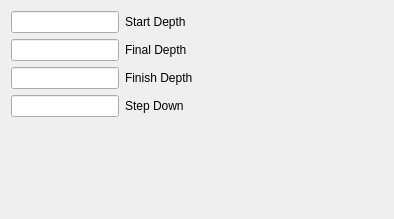
Old version of the form src/Mod/Path/Gui/Resources/panels/PageDepthsEdit.ui in the repository berndhahnebach/All_FreeCAD.
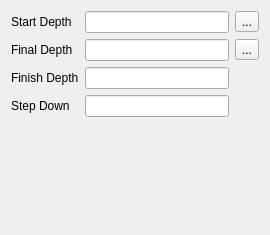
New version of the form. Icons and pictures are not drawn. Custom widgets are drawn as their Qt base class.

Commit message: Added buttons to use Z level of current selection for start or final depth.

Patch:
```diff
--- a/src/Mod/Path/Gui/Resources/panels/PageDepthsEdit.ui
+++ b/src/Mod/Path/Gui/Resources/panels/PageDepthsEdit.ui
@@ -6,70 +6,105 @@
    <rect>
     <x>0</x>
     <y>0</y>
-    <width>394</width>
-    <height>219</height>
+    <width>270</width>
+    <height>235</height>
    </rect>
   </property>
   <property name="windowTitle">
    <string>Form</string>
   </property>
-  <layout class="QFormLayout" name="formLayout">
+  <layout class="QGridLayout" name="gridLayout">
    <item row="0" column="0">
-    <widget class="Gui::InputField" name="startDepth">
-     <property name="toolTip">
-      <string>&lt;html&gt;&lt;head/&gt;&lt;body&gt;&lt;p&gt;Start Depth of the operation. The highest point in Z-axis the operation needs to process.&lt;/p&gt;&lt;/body&gt;&lt;/html&gt;</string>
-     </property>
-    </widget>
-   </item>
-   <item row="0" column="1">
     <widget class="QLabel" name="startDepthLabel">
      <property name="text">
       <string>Start Depth</string>
      </property>
     </widget>
    </item>
-   <item row="1" column="0">
+   <item row="1" column="1">
     <widget class="Gui::InputField" name="finalDepth">
      <property name="toolTip">
       <string>&lt;html&gt;&lt;head/&gt;&lt;body&gt;&lt;p&gt;The depth of the operation which corresponds to the lowest value in Z-axis the operation needs to process.&lt;/p&gt;&lt;/body&gt;&lt;/html&gt;</string>
      </property>
     </widget>
    </item>
-   <item row="1" column="1">
+   <item row="2" column="1">
+    <widget class="Gui::InputField" name="finishDepth">
+     <property name="toolTip">
+      <string>&lt;html&gt;&lt;head/&gt;&lt;body&gt;&lt;p&gt;Depth of the final cut of the operation. Can be used to produce a cleaner finish.&lt;/p&gt;&lt;/body&gt;&lt;/html&gt;</string>
+     </property>
+    </widget>
+   </item>
+   <item row="2" column="0">
+    <widget class="QLabel" name="finishDepthLabel">
+     <property name="text">
+      <string>Finish Depth</string>
+     </property>
+    </widget>
+   </item>
+   <item row="3" column="0">
+    <widget class="QLabel" name="stepDownLabel">
+     <property name="text">
+      <string>Step Down</string>
+     </property>
+    </widget>
+   </item>
+   <item row="1" column="0">
     <widget class="QLabel" name="finalDepthLabel">
      <property name="text">
       <string>Final Depth</string>
      </property>
     </widget>
    </item>
-   <item row="3" column="0">
+   <item row="3" column="1">
     <widget class="Gui::InputField" name="stepDown">
      <property name="toolTip">
       <string>&lt;html&gt;&lt;head/&gt;&lt;body&gt;&lt;p&gt;The depth in Z-axis the operation moves downwards between layers.&lt;/p&gt;&lt;p&gt;&lt;br/&gt;&lt;/p&gt;&lt;p&gt;This value depends on the tool being used, the material to be cut, available cooling and many other factors. Please consult the tool manufacturers data sheets for the proper value.&lt;/p&gt;&lt;/body&gt;&lt;/html&gt;</string>
      </property>
     </widget>
    </item>
-   <item row="3" column="1">
-    <widget class="QLabel" name="stepDownLabel">
-     <property name="text">
-      <string>Step Down</string>
-     </property>
-    </widget>
-   </item>
-   <item row="2" column="1">
-    <widget class="QLabel" name="finishDepthLabel">
-     <property name="text">
-      <string>Finish Depth</string>
-     </property>
-    </widget>
-   </item>
-   <item row="2" column="0">
-    <widget class="Gui::InputField" name="finishDepth">
+   <item row="0" column="1">
+    <widget class="Gui::InputField" name="startDepth">
      <property name="toolTip">
       <string>&lt;html&gt;&lt;head/&gt;&lt;body&gt;&lt;p&gt;Depth of the final cut of the operation. Can be used to produce a cleaner finish.&lt;/p&gt;&lt;/body&gt;&lt;/html&gt;</string>
      </property>
     </widget>
    </item>
+   <item row="0" column="2">
+    <widget class="QToolButton" name="startDepthSet">
+     <property name="text">
+      <string>...</string>
+     </property>
+     <property name="icon">
+      <iconset resource="../../../../../Gui/Icons/resource.qrc">
+       <normaloff>:/icons/button_left.svg</normaloff>:/icons/button_left.svg</iconset>
+     </property>
+    </widget>
+   </item>
+   <item row="1" column="2">
+    <widget class="QToolButton" name="finalDepthSet">
+     <property name="text">
+      <string>...</string>
+     </property>
+     <property name="icon">
+      <iconset resource="../../../../../Gui/Icons/resource.qrc">
+       <normaloff>:/icons/button_left.svg</normaloff>:/icons/button_left.svg</iconset>
+     </property>
+    </widget>
+   </item>
+   <item row="4" column="0" colspan="3">
+    <spacer name="verticalSpacer">
+     <property name="orientation">
+      <enum>Qt::Vertical</enum>
+     </property>
+     <property name="sizeHint" stdset="0">
+      <size>
+       <width>20</width>
+       <height>40</height>
+      </size>
+     </property>
+    </spacer>
+   </item>
   </layout>
  </widget>
  <customwidgets>
```
Left out of the diff: 6 changed lines with no effect on the pictures. The commit also changes 2 other files.
